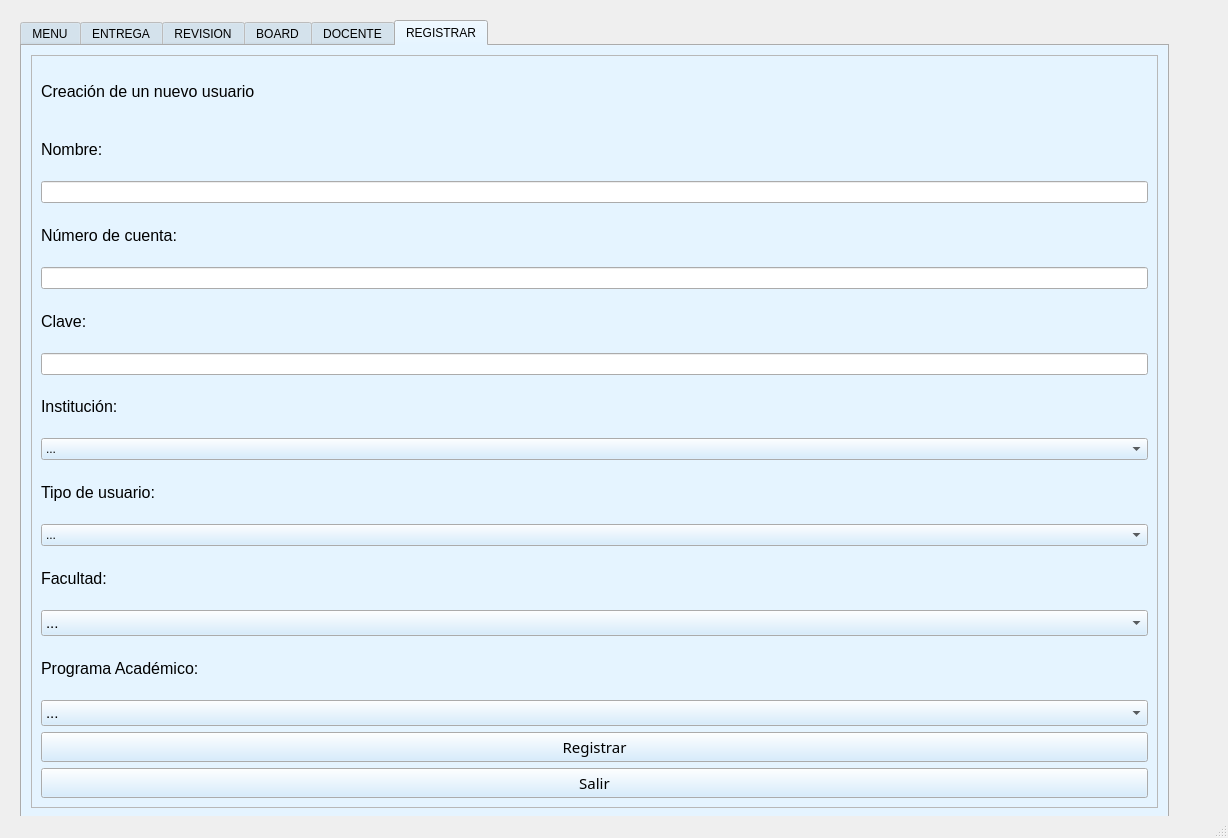
AzaliaFlores19/Proyecto-Silabos-Parte-2, file cframe.ui: the form before one commit.
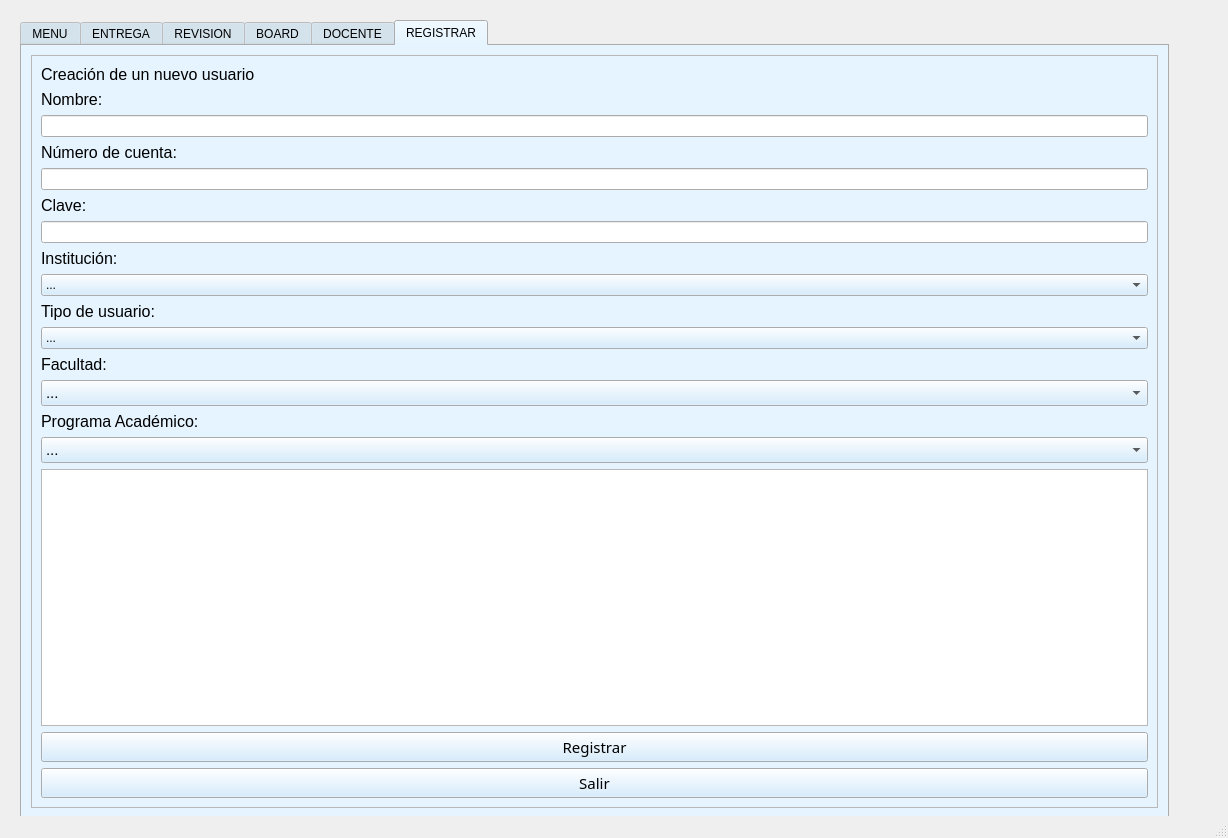
The form after the commit.

Commit message:
Se muestran los usuarios en el ui de registrar
No funciona cambiar contrasena

The edit to the form file:
```diff
--- a/cframe.ui
+++ b/cframe.ui
@@ -1503,6 +1503,9 @@
               </item>
              </widget>
             </item>
+            <item>
+             <widget class="QTableWidget" name="tw_usuarios"/>
+            </item>
             <item>
              <widget class="QPushButton" name="btn_registraruser">
               <property name="palette">
```
Left out of the diff: 2 changed lines with no effect on the pictures. The commit also changes 4 other files.
